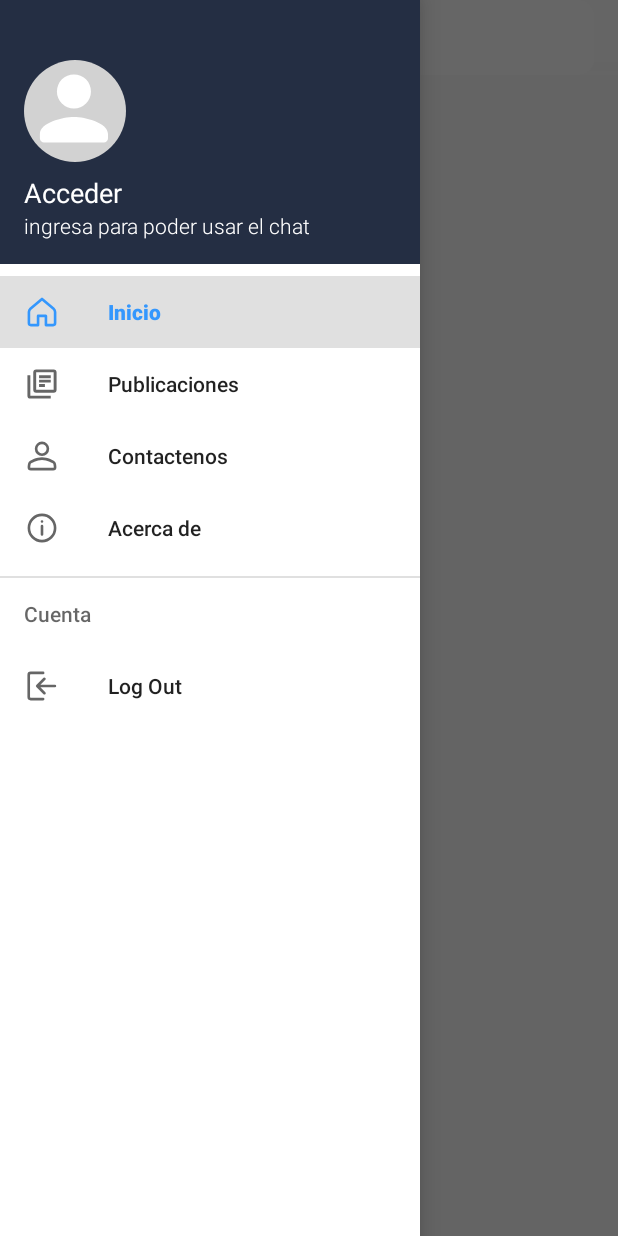
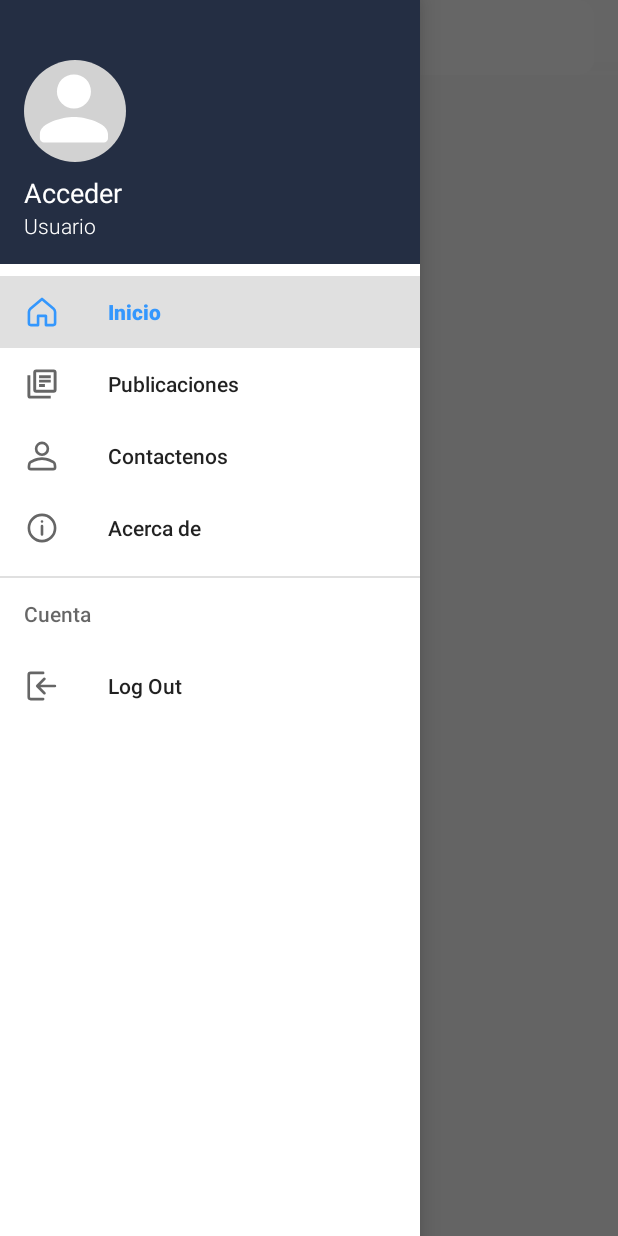
Before and after one commit to kevinmalaverr/EasySitp, an Android app: the screen it shows after launch (MainActivity), with the side drawer open, on a phone screen of 412 x 824 dp. Run offline under Robolectric (Android 15) with nearby library versions, the phone set to English and light mode, and no system bars; our stand-ins replace navigation-ui.

```diff
--- a/app/src/main/java/com/easysitp/easysitp/LoginActivity.java
+++ b/app/src/main/java/com/easysitp/easysitp/LoginActivity.java
@@ -101,7 +101,7 @@ public class LoginActivity extends AppCompatActivity {
         firebaseAuth.signInWithCredential(credential).addOnCompleteListener(this, new OnCompleteListener<AuthResult>() {
             @Override
             public void onComplete(@NonNull Task<AuthResult> task) {
-                Toast.makeText(getApplicationContext(), " error", Toast.LENGTH_SHORT).show();
+                Toast.makeText(getApplicationContext(), " Acceso exitoso", Toast.LENGTH_SHORT).show();
             }
         });
     }
--- a/app/src/main/java/com/easysitp/easysitp/MainActivity.java
+++ b/app/src/main/java/com/easysitp/easysitp/MainActivity.java
@@ -1,6 +1,7 @@
 package com.easysitp.easysitp;
 
 import android.os.Bundle;
+import android.widget.ImageView;
 
 import androidx.appcompat.app.AppCompatActivity;
 import androidx.appcompat.widget.Toolbar;
@@ -15,6 +16,7 @@ import com.google.android.material.navigation.NavigationView;
 public class MainActivity extends AppCompatActivity {
 
     private AppBarConfiguration mAppBarConfiguration;
+    private ImageView photoImageView;
 
     @Override
     protected void onCreate(Bundle savedInstanceState) {
--- a/app/src/main/res/layout/nav_header_main.xml
+++ b/app/src/main/res/layout/nav_header_main.xml
@@ -33,7 +33,7 @@
         android:layout_width="wrap_content"
         android:layout_height="wrap_content"
         android:fontFamily="sans-serif-light"
-        android:text="ingresa para poder usar el chat"
+        android:text="Usuario"
         android:textColor="@color/colorBlanco" />
 
 </LinearLayout>
```
